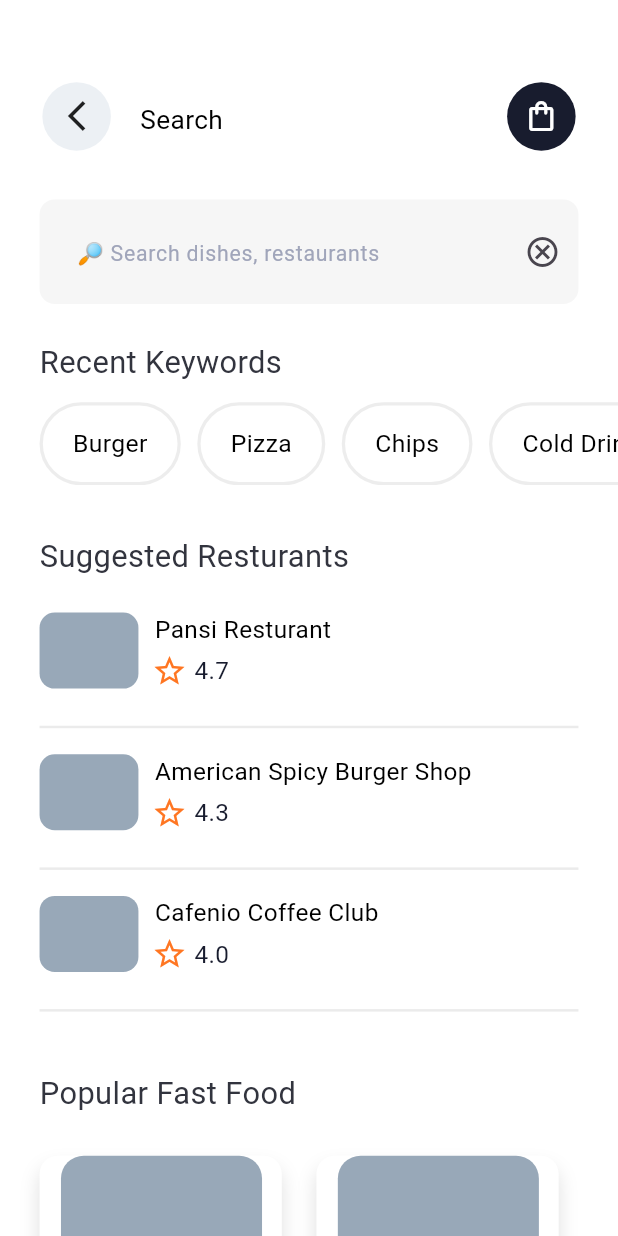
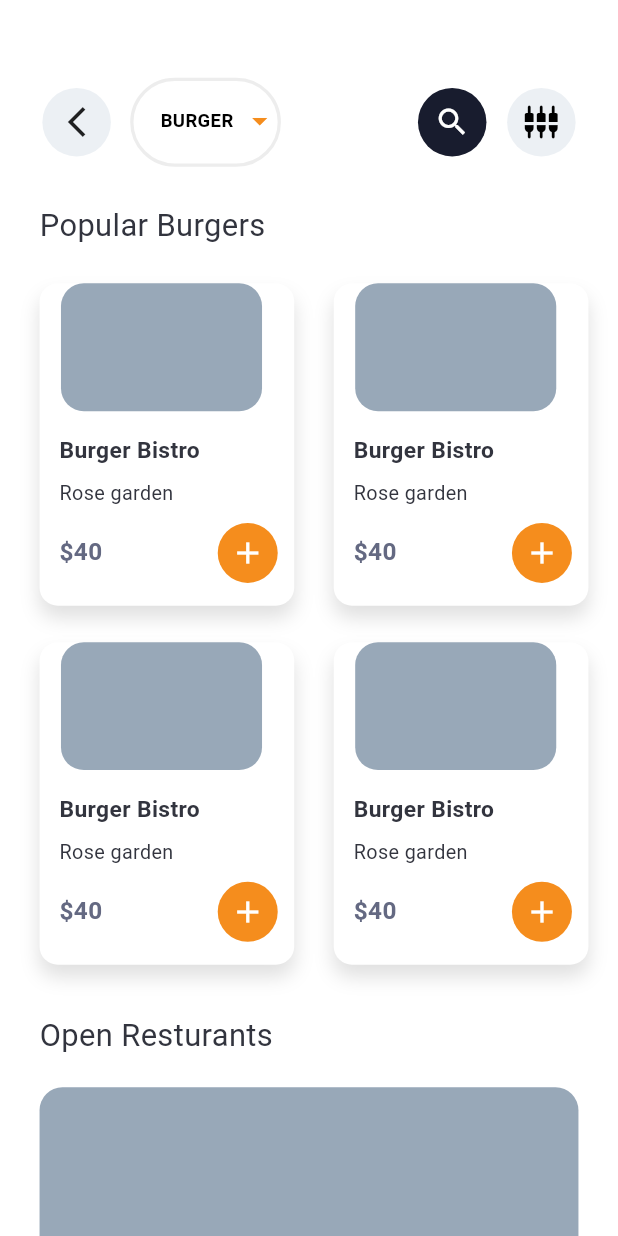
Before and after one commit to afaqahmad922/food_delievery_app, a Flutter app: the screen it shows after launch, on a phone screen of 412 x 824 dp. Run offline on Flutter 3.47's test engine with Material 3 defaults, Android fonts, the phone set to English and light mode, and no system bars; our stand-ins replace flutter_screenutil, google_fonts, smooth_page_indicator; Roboto replaces fonts that are missing (Sen).

Commit message:
completed Food_Burgers screen

```diff
--- /dev/null
+++ b/lib/App_Pages/food_Burgers.dart
@@ -0,0 +1,158 @@
+import 'package:flutter/material.dart';
+import 'package:figma_to_flutter_2/logins/Widgets/Widgets.dart';
+import 'package:flutter_screenutil/flutter_screenutil.dart';
+import 'package:google_fonts/google_fonts.dart';
+
+class food_Burgers extends StatefulWidget {
+  const food_Burgers({super.key});
+
+  @override
+  State<food_Burgers> createState() => _food_BurgersState();
+}
+
+class _food_BurgersState extends State<food_Burgers> {
+  @override
+  Widget build(BuildContext context) {
+    return Scaffold(
+      backgroundColor: Color(0xffFFFFFF),
+      body: SingleChildScrollView(
+        child: Column(
+          mainAxisAlignment: MainAxisAlignment.start,
+          crossAxisAlignment: CrossAxisAlignment.start,
+          children: [
+            Row(
+              children: [
+                Padding(
+                  padding: EdgeInsets.only(left: 24.w, top: 51.h),
+                  child: Container(
+                    height: 45.h,
+                    width: 45.w,
+                    decoration: BoxDecoration(
+                      shape: BoxShape.circle,
+                      color: Color(0xffECF0F4),
+                    ),
+                    child: Icon(Icons.arrow_back_ios_new_outlined),
+                  ),
+                ),
+                Padding(
+                  padding: EdgeInsets.only(top: 51.h, left: 10.w),
+                  child: Container(
+                    decoration: BoxDecoration(
+                      color: const Color(0xffFFFFFF),
+                      borderRadius: BorderRadius.circular(33.r),
+                      border: Border.all(color: Color(0xffEDEDED), width: 2.w),
+                    ),
+                    child: Padding(
+                      padding: const EdgeInsets.only(
+                        left: 18,
+                        top: 15,
+                        bottom: 16,
+                      ),
+                      child: Row(
+                        children: [
+                          AppText(
+                            text: 'BURGER',
+                            font: GoogleFonts.sen,
+                            fontWeight: FontWeight.w700,
+                            fontSize: 12.sp,
+                            color: Colors.black,
+                          ),
+                          SizedBox(width: 5.w),
+                          Icon(Icons.arrow_drop_down, color: Color(0xffF58D1D)),
+                        ],
+                      ),
+                    ),
+                  ),
+                ),
+                Spacer(),
+                Padding(
+                  padding: EdgeInsets.only(top: 51.h),
+                  child: Container(
+                    height: 45.h,
+                    width: 45.w,
+                    decoration: BoxDecoration(
+                      shape: BoxShape.circle,
+                      color: Color(0xff181C2E),
+                    ),
+                    child: Icon(Icons.search, color: Colors.white),
+                  ),
+                ),
+                Padding(
+                  padding: EdgeInsets.only(right: 24.w, top: 51.h, left: 10),
+                  child: Container(
+                    height: 45.h,
+                    width: 45.w,
+                    decoration: BoxDecoration(
+                      shape: BoxShape.circle,
+                      color: Color(0xffECF0F4),
+                    ),
+                    child: Icon(
+                      Icons.settings_input_component_rounded,
+                      color: Colors.black,
+                    ),
+                  ),
+                ),
+              ],
+            ),
+            Padding(
+              padding: EdgeInsets.only(left: 24.w, top: 24.h),
+              child: AppText(
+                text: 'Popular Burgers',
+                font: GoogleFonts.sen,
+                fontWeight: FontWeight.w400,
+                fontSize: 20.sp,
+                color: Color(0xff32343E),
+              ),
+            ),
+            SingleChildScrollView(
+              scrollDirection: Axis.horizontal,
+              child: Row(
+                children: [
+                  Padding(
+                      padding: EdgeInsets.only(left: 24.w, top: 24.h),
+                      child: FoodCard2(title: 'Burger Bistro', subtitle: 'Rose garden', price: '\$40')
+                  ),
+                  Padding(
+                      padding: EdgeInsets.only(left: 24.w, top: 24.h),
+                      child: FoodCard2(title: 'Burger Bistro', subtitle: 'Rose garden', price: '\$40')
+                  ),
+                ],
+              ),
+            ),
+            SingleChildScrollView(
+              scrollDirection: Axis.horizontal,
+              child: Row(
+                children: [
+                  Padding(
+                      padding: EdgeInsets.only(left: 24.w, top: 24.h),
+                      child: FoodCard2(title: 'Burger Bistro', subtitle: 'Rose garden', price: '\$40')
+                  ),
+                  Padding(
+                      padding: EdgeInsets.only(left: 24.w, top: 24.h),
+                      child: FoodCard2(title: 'Burger Bistro', subtitle: 'Rose garden', price: '\$40')
+                  ),
+                ],
+              ),
+            ),
+            Row(
+              children: [
+                Padding(
+                  padding: EdgeInsets.only(top: 32.h, left: 24.w),
+                  child: AppText(text: 'Open Resturants', font: GoogleFonts.sen, fontWeight: FontWeight.w400, fontSize: 20.sp, color: Color(0xff32343E)),
+                ),
+              ],
+            ),
+            Column(
+              children: [
+                Padding(
+                  padding: EdgeInsets.only(top: 20.h, left: 24.w, right: 24.w, bottom: 24.h),
+                  child: RestaurantCard(title: 'Rose Garden Restaurant', subtitle: 'Burger - Chiken - Riche - Wings', rating: '4.7', deliveryText: 'Free', time: '20 Min'),
+                )
+              ],
+            ),
+          ],
+        ),
+      ),
+    );
+  }
+}
--- a/lib/logins/Widgets/Widgets.dart
+++ b/lib/logins/Widgets/Widgets.dart
@@ -681,3 +681,110 @@ class FoodCard1 extends StatelessWidget {
     );
   }
 }
+
+
+
+class FoodCard2 extends StatelessWidget {
+  final String title;
+  final String subtitle;
+  final String price;
+
+  const FoodCard2({
+    Key? key,
+    required this.title,
+    required this.subtitle,
+    required this.price,
+  }) : super(key: key);
+
+  @override
+  Widget build(BuildContext context) {
+    return Container(
+      decoration: BoxDecoration(
+        borderRadius: BorderRadius.circular(12.r),
+        color: const Color(0xffFFFFFF),
+        boxShadow: [
+          BoxShadow(
+            color: Colors.black.withOpacity(0.12),
+            blurRadius: 10,
+            offset: const Offset(0, 8),
+          ),
+        ],
+      ),
+      child: Column(
+        crossAxisAlignment: CrossAxisAlignment.start,
+        children: [
+          Padding(
+            padding: EdgeInsets.only(left: 13.w, right: 12.w),
+            child: Container(
+              height: 84.h,
+              width: 122.w,
+              decoration: BoxDecoration(
+                borderRadius: BorderRadius.circular(15.r),
+                color: const Color(0xff98A8B8),
+              ),
+            ),
+          ),
+
+          Padding(
+            padding: EdgeInsets.only(left: 12.w, top: 15.h),
+            child: Text(
+              title,
+              style: GoogleFonts.sen(
+                fontWeight: FontWeight.w700,
+                fontSize: 15.sp,
+                color: const Color(0xff32343E),
+              ),
+            ),
+          ),
+
+          Padding(
+            padding: EdgeInsets.only(left: 12.w, top: 8.h),
+            child: Text(
+              subtitle,
+              style: GoogleFonts.sen(
+                fontWeight: FontWeight.w400,
+                fontSize: 13.sp,
+                color: const Color(0xff32343E),
+              ),
+            ),
+          ),
+
+          Padding(
+            padding: EdgeInsets.only(
+              left: 12.w,
+              top: 8.h,
+              bottom: 15.h,
+            ),
+            child: Row(
+              children: [
+                Text(
+                  price,
+                  style: GoogleFonts.sen(
+                    fontWeight: FontWeight.w700,
+                    fontSize: 16.sp,
+                    color: const Color(0xff646982),
+                  ),
+                ),
+                Padding(
+                  padding: EdgeInsets.only(top: 2.h, left: 70.w, right: 10.w),
+                  child: Container(
+                    decoration: const BoxDecoration(
+                      color: Color(0xffF58D1D),
+                      shape: BoxShape.circle,
+                    ),
+                    padding: const EdgeInsets.all(8),
+                    child: const Icon(
+                      Icons.add,
+                      color: Colors.white,
+                    ),
+                  ),
+                ),
+
+              ],
+            ),
+          ),
+        ],
+      ),
+    );
+  }
+}
--- a/lib/main.dart
+++ b/lib/main.dart
@@ -1,4 +1,5 @@
 import 'package:figma_to_flutter_2/App_Pages/Search_Page.dart';
+import 'package:figma_to_flutter_2/App_Pages/food_Burgers.dart';
 import 'package:figma_to_flutter_2/Homes/Home%20V.1.dart';
 import 'package:figma_to_flutter_2/Homes/Home%20V.2.dart';
 import 'package:figma_to_flutter_2/Homes/Home%20V.3.dart';
@@ -26,7 +27,7 @@ class MyApp extends StatelessWidget {
         theme: ThemeData(
           colorScheme: ColorScheme.fromSeed(seedColor: Colors.deepPurple),
         ),
-        home: searchPage(),
+        home: food_Burgers(),
       ),
     );
   }
```
